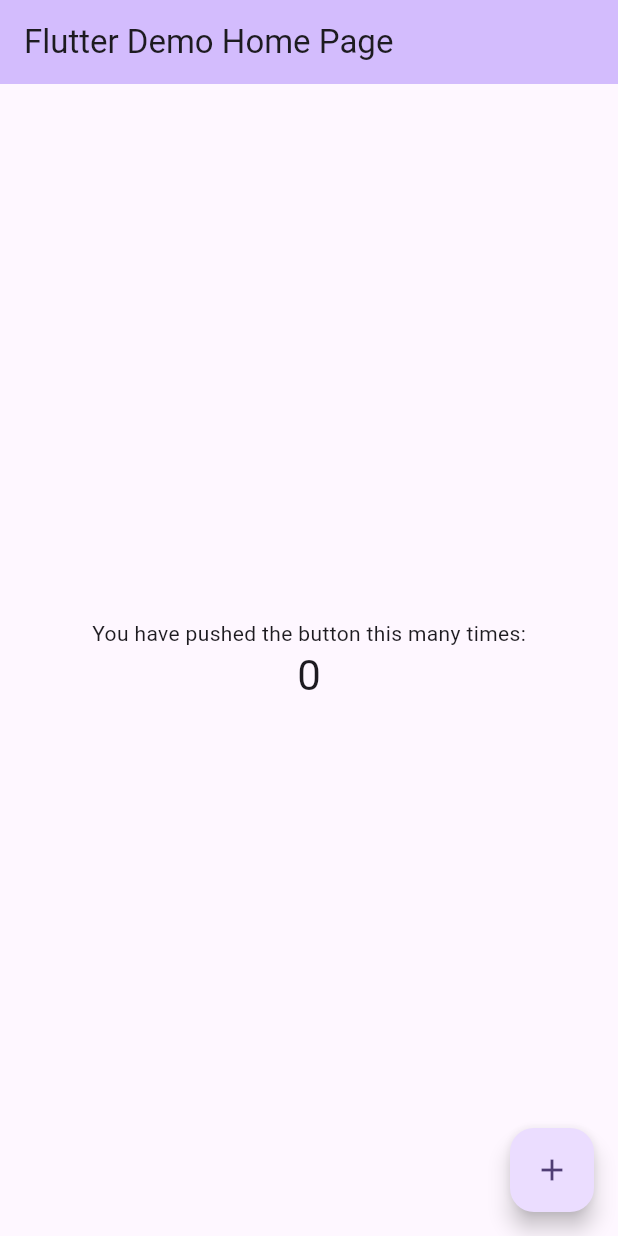
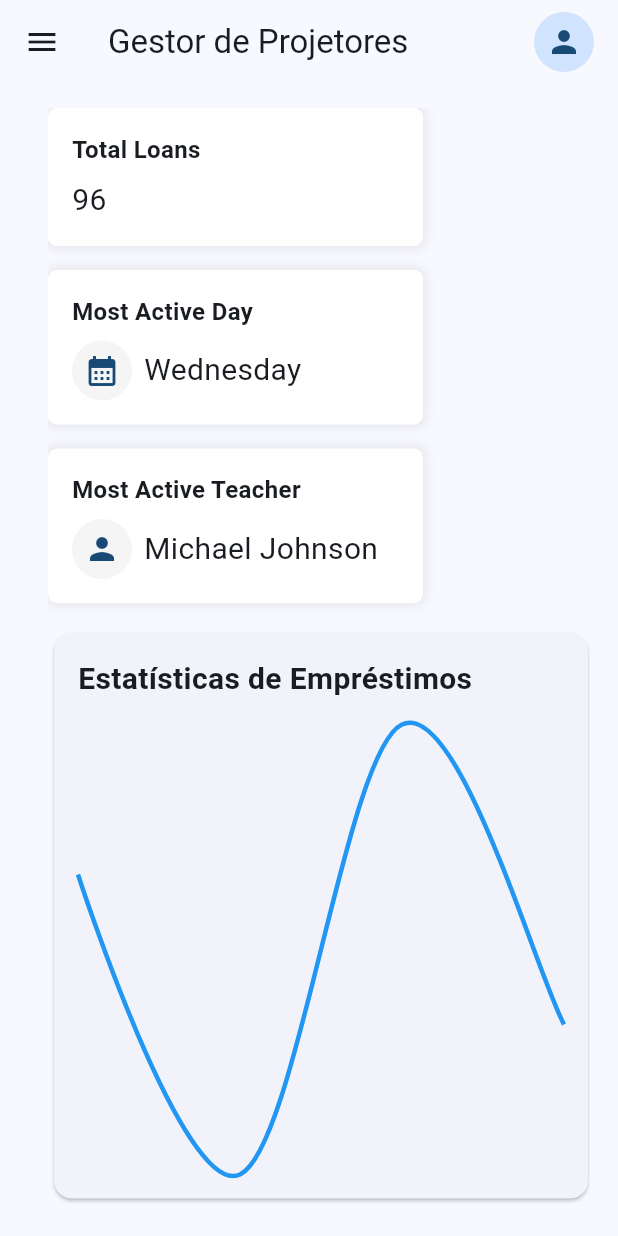
Before and after one commit to JamersonCarlos/Gestor-Equipamentos-UFRPE, a Flutter app: the screen it shows after launch, on a phone screen of 412 x 824 dp. Run offline on Flutter 3.47's test engine with Material 3 defaults, Android fonts, the light colour scheme and no system bars; drawn by our look-alikes of fl_chart.

Commit message:
feat: definido layout ideal para o projeto

```diff
--- a/lib/main.dart
+++ b/lib/main.dart
@@ -1,122 +1,60 @@
 import 'package:flutter/material.dart';
+import 'package:fl_chart/fl_chart.dart';
+import 'widgets/dashboard_header.dart';
+import 'widgets/charts_section.dart';
+import 'widgets/projector_loan_table.dart';
+import 'widgets/side_menu.dart';
 
 void main() {
-  runApp(const MyApp());
+  runApp(
+    MaterialApp(
+      home: const ProjectorDashboard(),
+      debugShowCheckedModeBanner: false,
+      theme: ThemeData(
+        colorScheme: ColorScheme.fromSeed(seedColor: Colors.blue),
+        useMaterial3: true,
+      ),
+    ),
+  );
 }
 
-class MyApp extends StatelessWidget {
-  const MyApp({super.key});
-
-  // This widget is the root of your application.
-  @override
-  Widget build(BuildContext context) {
-    return MaterialApp(
-      title: 'Flutter Demo',
-      theme: ThemeData(
-        // This is the theme of your application.
-        //
-        // TRY THIS: Try running your application with "flutter run". You'll see
-        // the application has a purple toolbar. Then, without quitting the app,
-        // try changing the seedColor in the colorScheme below to Colors.green
-        // and then invoke "hot reload" (save your changes or press the "hot
-        // reload" button in a Flutter-supported IDE, or press "r" if you used
-        // the command line to start the app).
-        //
-        // Notice that the counter didn't reset back to zero; the application
-        // state is not lost during the reload. To reset the state, use hot
-        // restart instead.
-        //
-        // This works for code too, not just values: Most code changes can be
-        // tested with just a hot reload.
-        colorScheme: ColorScheme.fromSeed(seedColor: Colors.deepPurple),
-      ),
-      home: const MyHomePage(title: 'Flutter Demo Home Page'),
-    );
-  }
-}
-
-class MyHomePage extends StatefulWidget {
-  const MyHomePage({super.key, required this.title});
-
-  // This widget is the home page of your application. It is stateful, meaning
-  // that it has a State object (defined below) that contains fields that affect
-  // how it looks.
-
-  // This class is the configuration for the state. It holds the values (in this
-  // case the title) provided by the parent (in this case the App widget) and
-  // used by the build method of the State. Fields in a Widget subclass are
-  // always marked "final".
-
-  final String title;
-
-  @override
-  State<MyHomePage> createState() => _MyHomePageState();
-}
-
-class _MyHomePageState extends State<MyHomePage> {
-  int _counter = 0;
-
-  void _incrementCounter() {
-    setState(() {
-      // This call to setState tells the Flutter framework that something has
-      // changed in this State, which causes it to rerun the build method below
-      // so that the display can reflect the updated values. If we changed
-      // _counter without calling setState(), then the build method would not be
-      // called again, and so nothing would appear to happen.
-      _counter++;
-    });
-  }
+class ProjectorDashboard extends StatelessWidget {
+  const ProjectorDashboard({super.key});
 
   @override
   Widget build(BuildContext context) {
-    // This method is rerun every time setState is called, for instance as done
-    // by the _incrementCounter method above.
-    //
-    // The Flutter framework has been optimized to make rerunning build methods
-    // fast, so that you can just rebuild anything that needs updating rather
-    // than having to individually change instances of widgets.
     return Scaffold(
+      drawer: const SideMenu(),
       appBar: AppBar(
-        // TRY THIS: Try changing the color here to a specific color (to
-        // Colors.amber, perhaps?) and trigger a hot reload to see the AppBar
-        // change color while the other colors stay the same.
-        backgroundColor: Theme.of(context).colorScheme.inversePrimary,
-        // Here we take the value from the MyHomePage object that was created by
-        // the App.build method, and use it to set our appbar title.
-        title: Text(widget.title),
+        title: const Text('Gestor de Projetores'),
+        actions: const [
+          CircleAvatar(child: Icon(Icons.person)),
+          SizedBox(width: 16),
+        ],
       ),
-      body: Center(
-        // Center is a layout widget. It takes a single child and positions it
-        // in the middle of the parent.
-        child: Column(
-          // Column is also a layout widget. It takes a list of children and
-          // arranges them vertically. By default, it sizes itself to fit its
-          // children horizontally, and tries to be as tall as its parent.
-          //
-          // Column has various properties to control how it sizes itself and
-          // how it positions its children. Here we use mainAxisAlignment to
-          // center the children vertically; the main axis here is the vertical
-          // axis because Columns are vertical (the cross axis would be
-          // horizontal).
-          //
-          // TRY THIS: Invoke "debug painting" (choose the "Toggle Debug Paint"
-          // action in the IDE, or press "p" in the console), to see the
-          // wireframe for each widget.
-          mainAxisAlignment: MainAxisAlignment.center,
-          children: <Widget>[
-            const Text('You have pushed the button this many times:'),
-            Text(
-              '$_counter',
-              style: Theme.of(context).textTheme.headlineMedium,
+      body: Padding(
+        padding: const EdgeInsets.all(16),
+        child: Row(
+          crossAxisAlignment: CrossAxisAlignment.start,
+          children: [
+            // Sidebar apenas para telas grandes (opcional)
+            if (MediaQuery.of(context).size.width > 900)
+              const SizedBox(width: 200, child: SideMenu()),
+            const SizedBox(width: 16),
+            Expanded(
+              child: ListView(
+                children: const [
+                  DashboardHeader(),
+                  SizedBox(height: 16),
+                  ChartsSection(),
+                  SizedBox(height: 16),
+                  ProjectorLoanTable(),
+                ],
+              ),
             ),
           ],
         ),
       ),
-      floatingActionButton: FloatingActionButton(
-        onPressed: _incrementCounter,
-        tooltip: 'Increment',
-        child: const Icon(Icons.add),
-      ), // This trailing comma makes auto-formatting nicer for build methods.
     );
   }
 }
--- /dev/null
+++ b/lib/widgets/charts_section.dart
@@ -0,0 +1,49 @@
+import 'package:flutter/material.dart';
+import 'package:fl_chart/fl_chart.dart';
+
+class ChartsSection extends StatelessWidget {
+  const ChartsSection({super.key});
+
+  @override
+  Widget build(BuildContext context) {
+    return Card(
+      child: Padding(
+        padding: const EdgeInsets.all(16.0),
+        child: Column(
+          crossAxisAlignment: CrossAxisAlignment.start,
+          children: [
+            const Text(
+              'Estatísticas de Empréstimos',
+              style: TextStyle(fontSize: 20, fontWeight: FontWeight.bold),
+            ),
+            const SizedBox(height: 16),
+            SizedBox(
+              height: 300,
+              child: LineChart(
+                LineChartData(
+                  gridData: const FlGridData(show: false),
+                  titlesData: const FlTitlesData(show: false),
+                  borderData: FlBorderData(show: false),
+                  lineBarsData: [
+                    LineChartBarData(
+                      spots: [
+                        const FlSpot(0, 3),
+                        const FlSpot(1, 1),
+                        const FlSpot(2, 4),
+                        const FlSpot(3, 2),
+                      ],
+                      isCurved: true,
+                      color: Colors.blue,
+                      barWidth: 3,
+                      dotData: const FlDotData(show: false),
+                    ),
+                  ],
+                ),
+              ),
+            ),
+          ],
+        ),
+      ),
+    );
+  }
+}
--- /dev/null
+++ b/lib/widgets/dashboard_header.dart
@@ -0,0 +1,76 @@
+import 'package:flutter/material.dart';
+
+class DashboardHeader extends StatelessWidget {
+  const DashboardHeader({super.key});
+
+  @override
+  Widget build(BuildContext context) {
+    return Wrap(
+      spacing: 16,
+      runSpacing: 16,
+      children: const [
+        StatCard(title: 'Total Loans', value: '96', icon: null),
+        StatCard(title: 'Most Active Day', value: 'Wednesday', icon: Icons.calendar_month),
+        StatCard(
+          title: 'Most Active Teacher',
+          value: 'Michael Johnson',
+          icon: Icons.person,
+        ),
+      ],
+    );
+  }
+}
+
+class StatCard extends StatelessWidget {
+  final String title;
+  final String value;
+  final IconData? icon;
+
+  const StatCard({
+    super.key,
+    required this.title,
+    required this.value,
+    this.icon,
+  });
+
+  @override
+  Widget build(BuildContext context) {
+    return Container(
+      width: 250,
+      padding: const EdgeInsets.all(16),
+      decoration: BoxDecoration(
+        color: Colors.white,
+        borderRadius: BorderRadius.circular(6),
+        boxShadow: [
+          BoxShadow(
+            color: Colors.grey.withAlpha(50),
+            spreadRadius: 2,
+            blurRadius: 5,
+          ),
+        ],
+      ),
+      child: Column(
+        crossAxisAlignment: CrossAxisAlignment.start,
+        children: [
+          Text(
+            title,
+            style: const TextStyle(fontWeight: FontWeight.bold, fontSize: 16),
+          ),
+          const SizedBox(height: 8),
+          Row(
+            children: [
+              if (icon != null) ...[
+                CircleAvatar(
+                  backgroundColor: Colors.grey.shade100,
+                  child: Icon(icon),
+                ),
+                const SizedBox(width: 8),
+              ],
+              Text(value, style: const TextStyle(fontSize: 20)),
+            ],
+          ),
+        ],
+      ),
+    );
+  }
+}
--- a/pubspec.yaml
+++ b/pubspec.yaml
@@ -34,6 +34,7 @@ dependencies:
   # The following adds the Cupertino Icons font to your application.
   # Use with the CupertinoIcons class for iOS style icons.
   cupertino_icons: ^1.0.8
+  fl_chart: ^1.0.0
 
 dev_dependencies:
   flutter_test:
```
Also changed, not shown: lib/widgets/projector_loan_table.dart (added, +93 -0 lines), lib/widgets/side_menu.dart (added, +43 -0 lines), layout.png (added), 1 other file.
